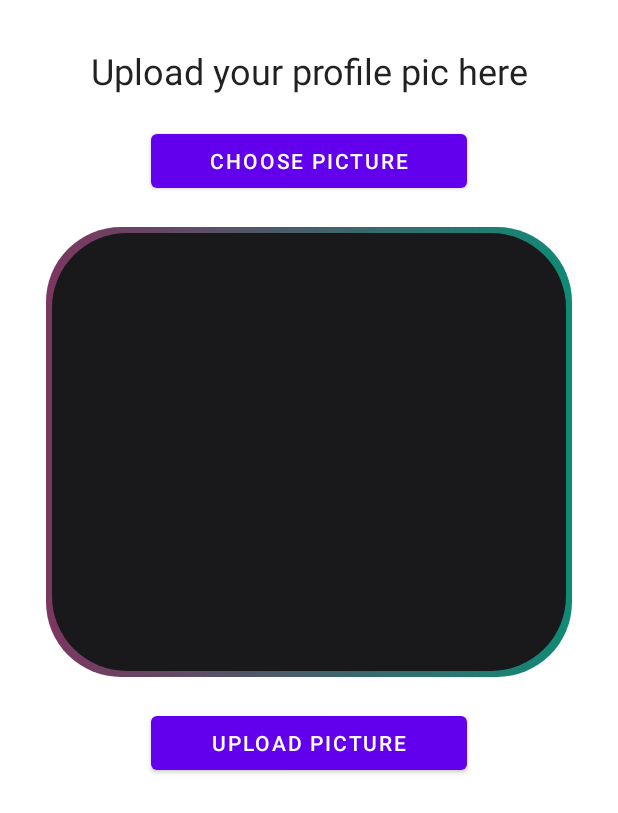
After one commit to itzartbn/uNet, an Android app: the layout activity_upload_profile_picture.xml on its own in the app's theme, with its tools: preview values and no code run, on a phone screen of 412 x 824 dp. The commit adds this screen. Shown: the top 813 px of the screen. Run offline under Robolectric (Android 15) with nearby library versions, the phone set to English and light mode, and no system bars.

Commit message:
Added upload profile picture functions

```diff
--- a/app/src/main/AndroidManifest.xml
+++ b/app/src/main/AndroidManifest.xml
@@ -7,7 +7,6 @@
     <uses-permission android:name="android.permission.INTERNET" />
     <uses-permission android:name="android.permission.ACCESS_NETWORK_STATE" />
     <uses-permission android:name="android.permission.READ_MEDIA_IMAGES" />
-
 
     <application
         android:allowBackup="true"
@@ -19,6 +18,9 @@
         android:supportsRtl="true"
         android:theme="@style/Theme.Mini_project"
         tools:targetApi="31">
+        <activity
+            android:name=".UploadProfilePictureActivity"
+            android:exported="false" />
         <activity
             android:name=".OnTaskAdded"
             android:exported="false"
--- /dev/null
+++ b/app/src/main/res/drawable/icon_edit.xml
@@ -0,0 +1,5 @@
+<vector xmlns:android="http://schemas.android.com/apk/res/android" android:height="24dp" android:tint="#FFFFFF" android:viewportHeight="24" android:viewportWidth="24" android:width="24dp">
+
+    <path android:fillColor="@android:color/white" android:pathData="M3,17.25V21h3.75L17.81,9.94l-3.75,-3.75L3,17.25zM20.71,7.04c0.39,-0.39 0.39,-1.02 0,-1.41l-2.34,-2.34c-0.39,-0.39 -1.02,-0.39 -1.41,0l-1.83,1.83 3.75,3.75 1.83,-1.83z"/>
+
+</vector>
--- /dev/null
+++ b/app/src/main/res/drawable/icon_id.xml
@@ -0,0 +1,5 @@
+<vector xmlns:android="http://schemas.android.com/apk/res/android" android:height="24dp" android:tint="#FFFFFF" android:viewportHeight="24" android:viewportWidth="24" android:width="24dp">
+
+    <path android:fillColor="@android:color/white" android:pathData="M19,3h-4.18C14.4,1.84 13.3,1 12,1c-1.3,0 -2.4,0.84 -2.82,2L5,3c-1.1,0 -2,0.9 -2,2v14c0,1.1 0.9,2 2,2h14c1.1,0 2,-0.9 2,-2L21,5c0,-1.1 -0.9,-2 -2,-2zM12,3c0.55,0 1,0.45 1,1s-0.45,1 -1,1 -1,-0.45 -1,-1 0.45,-1 1,-1zM12,7c1.66,0 3,1.34 3,3s-1.34,3 -3,3 -3,-1.34 -3,-3 1.34,-3 3,-3zM18,19L6,19v-1.4c0,-2 4,-3.1 6,-3.1s6,1.1 6,3.1L18,19z"/>
+
+</vector>
--- /dev/null
+++ b/app/src/main/res/drawable/icon_location.xml
@@ -0,0 +1,5 @@
+<vector xmlns:android="http://schemas.android.com/apk/res/android" android:height="24dp" android:tint="#FFFFFF" android:viewportHeight="24" android:viewportWidth="24" android:width="24dp">
+
+    <path android:fillColor="@android:color/white" android:pathData="M12,2C8.13,2 5,5.13 5,9c0,5.25 7,13 7,13s7,-7.75 7,-13c0,-3.87 -3.13,-7 -7,-7zM12,11.5c-1.38,0 -2.5,-1.12 -2.5,-2.5s1.12,-2.5 2.5,-2.5 2.5,1.12 2.5,2.5 -1.12,2.5 -2.5,2.5z"/>
+
+</vector>
--- /dev/null
+++ b/app/src/main/res/drawable/icon_mail.xml
@@ -0,0 +1,5 @@
+<vector xmlns:android="http://schemas.android.com/apk/res/android" android:height="24dp" android:tint="#FFFFFF" android:viewportHeight="24" android:viewportWidth="24" android:width="24dp">
+
+    <path android:fillColor="@android:color/white" android:pathData="M20,4L4,4c-1.1,0 -1.99,0.9 -1.99,2L2,18c0,1.1 0.9,2 2,2h16c1.1,0 2,-0.9 2,-2L22,6c0,-1.1 -0.9,-2 -2,-2zM20,8l-8,5 -8,-5L4,6l8,5 8,-5v2z"/>
+
+</vector>
--- a/app/src/main/res/layout/activity_main.xml
+++ b/app/src/main/res/layout/activity_main.xml
@@ -47,7 +47,7 @@
                     android:layout_width="360dp"
                     android:layout_height="360dp"
                     app:strokeWidth="0dp"
-                    tools:srcCompat="@drawable/woman2"
+                    app:srcCompat="@drawable/woman2"
                     app:layout_constraintBottom_toBottomOf="parent"
                     app:layout_constraintEnd_toEndOf="parent"
                     app:layout_constraintStart_toStartOf="parent"
--- /dev/null
+++ b/app/src/main/res/layout/activity_upload_profile_picture.xml
@@ -0,0 +1,65 @@
+<?xml version="1.0" encoding="utf-8"?>
+<ScrollView xmlns:android="http://schemas.android.com/apk/res/android"
+    xmlns:app="http://schemas.android.com/apk/res-auto"
+    xmlns:tools="http://schemas.android.com/tools"
+    android:id="@+id/main"
+    android:layout_width="match_parent"
+    android:layout_height="match_parent"
+    tools:context=".UploadProfilePictureActivity">
+
+    <RelativeLayout
+        android:layout_width="match_parent"
+        android:layout_height="wrap_content"
+        android:padding="15dp"
+        android:layout_margin="15dp"
+        android:background="@color/white">
+
+        <TextView
+            android:layout_width="match_parent"
+            android:layout_height="wrap_content"
+            android:id="@+id/textview_upload_head"
+            android:text="Upload your profile pic here"
+            android:textAlignment="center"
+            android:textAppearance="@style/TextAppearance.AppCompat.Headline"/>
+
+        <Button
+            android:layout_width="match_parent"
+            android:layout_height="wrap_content"
+            android:id="@+id/pic_choose_btn"
+            android:layout_below="@id/textview_upload_head"
+            android:layout_marginTop="20dp"
+            android:text="Choose Picture"
+            android:layout_marginRight="70dp"
+            android:layout_marginLeft="70dp"/>
+
+        <ImageView
+            android:layout_width="match_parent"
+            android:layout_height="300dp"
+            android:id="@+id/imageview_profile_dp"
+            android:layout_marginTop="20dp"
+            android:background="@drawable/btn_baclground"
+            android:layout_below="@id/pic_choose_btn"/>
+
+        <Button
+            android:layout_width="match_parent"
+            android:layout_height="wrap_content"
+            android:id="@+id/upload_picture_btn"
+            android:layout_below="@id/imageview_profile_dp"
+            android:layout_marginTop="20dp"
+            android:text="Upload Picture"
+            android:layout_marginRight="70dp"
+            android:layout_marginLeft="70dp"/>
+
+        <ProgressBar
+            android:id="@+id/progressBar_profile"
+            style="@android:style/Widget.DeviceDefault.Light.ProgressBar.Large"
+            android:layout_width="50dp"
+            android:layout_height="50dp"
+            android:layout_centerInParent="true"
+            android:indeterminate="true"
+            android:indeterminateDrawable="@drawable/indeterminate_circular_progress"
+            android:elevation="10dp"
+            android:visibility="gone" />
+
+    </RelativeLayout>
+</ScrollView>
--- a/build.gradle.kts
+++ b/build.gradle.kts
@@ -7,4 +7,5 @@ buildscript {
 plugins {
     id("com.android.application") version "8.4.1" apply false
     id("com.google.gms.google-services") version "4.4.1" apply false
+
 }
```
Also changed, not shown: app/build.gradle.kts (+8 -6 lines), app/src/main/java/com/s22010536/mini_project/UploadProfilePictureActivity.java (added, +148 -0 lines), app/src/main/java/com/s22010536/mini_project/UserProfileActivity.java (+48 -54 lines), app/src/main/res/drawable/icon_program.xml (added, +11 -0 lines), app/src/main/res/layout/activity_user_profile.xml (+40 -8 lines), app/src/main/res/drawable/user_icon.png (added).
